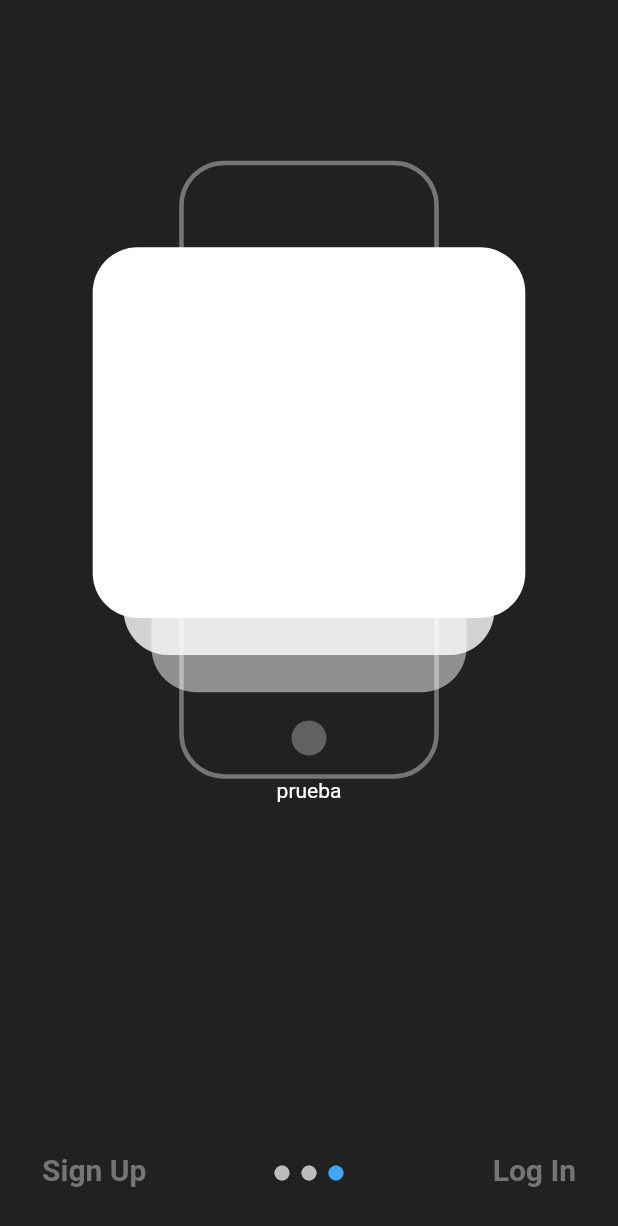
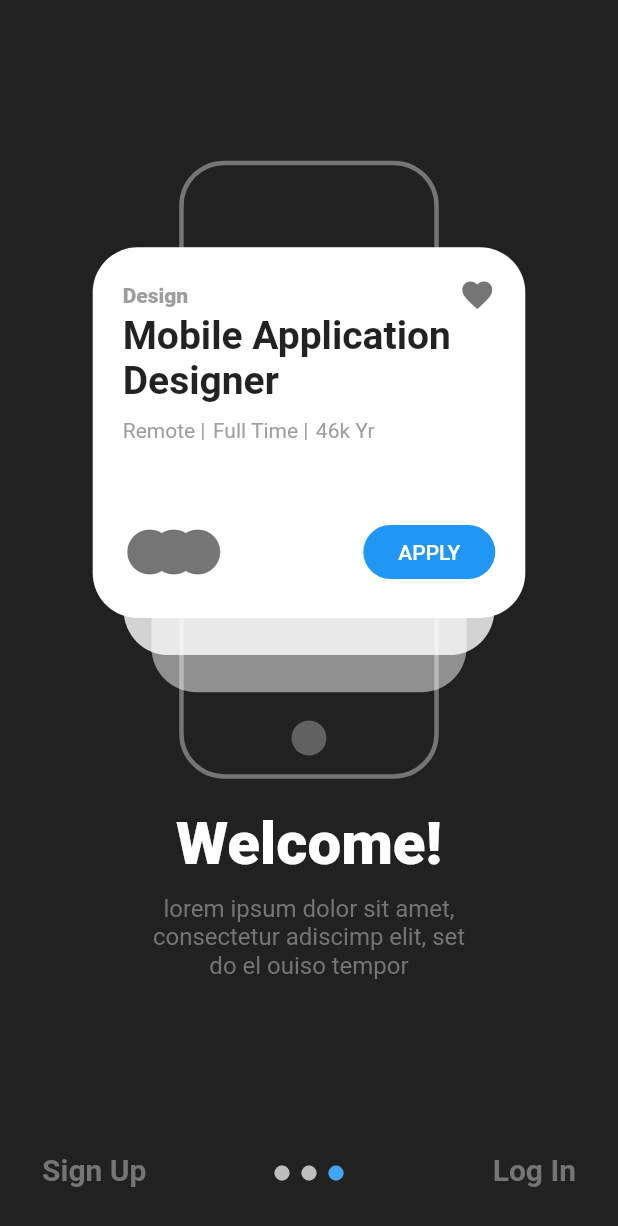
Before and after one commit to gusadolfo123/practica_1, a Flutter app: the LoginPage screen opened by its route, swiped to page 3, on a phone screen of 412 x 824 dp. Shown: the top 1226 px of the screen. Run offline on Flutter 3.47's test engine with Material 2 defaults, Android fonts, the phone set to English and light mode, and no system bars.

Commit message:
finish second page

```diff
--- a/lib/pages/page_2.dart
+++ b/lib/pages/page_2.dart
@@ -1,13 +1,6 @@
 import 'package:flutter/material.dart';
 
-class Page2 extends StatefulWidget {
-  const Page2({Key key}) : super(key: key);
-
-  @override
-  _Page2State createState() => _Page2State();
-}
-
-class _Page2State extends State<Page2> {
+class Page2 extends StatelessWidget {
   @override
   Widget build(BuildContext context) {
     final size = MediaQuery.of(context).size;
@@ -73,12 +66,128 @@ class _Page2State extends State<Page2> {
                     left: size.width * 0.15,
                     right: size.width * 0.15,
                   ),
+                  child: Container(
+                    padding: EdgeInsets.all(20),
+                    child: Column(
+                      children: [
+                        Row(
+                          mainAxisAlignment: MainAxisAlignment.spaceBetween,
+                          children: [
+                            Text(
+                              "Design",
+                              style: TextStyle(
+                                  color: Colors.grey[500],
+                                  fontWeight: FontWeight.w900),
+                            ),
+                            Icon(Icons.favorite, color: Colors.grey[600]),
+                          ],
+                        ),
+                        Text(
+                          "Mobile Application Designer",
+                          style: TextStyle(
+                              fontSize: 26, fontWeight: FontWeight.bold),
+                        ),
+                        SizedBox(height: 10),
+                        Row(
+                          children: [
+                            Text(
+                              "Remote |",
+                              style: TextStyle(color: Colors.grey[500]),
+                            ),
+                            SizedBox(
+                              width: 5,
+                            ),
+                            Text(
+                              "Full Time |",
+                              style: TextStyle(color: Colors.grey[500]),
+                            ),
+                            SizedBox(width: 5),
+                            Text(
+                              "46k Yr",
+                              style: TextStyle(color: Colors.grey[500]),
+                            ),
+                          ],
+                        ),
+                        Expanded(child: Container()),
+                        Row(
+                          children: [
+                            Expanded(
+                              child: Stack(
+                                children: [
+                                  Positioned(
+                                    child: Icon(
+                                      Icons.circle,
+                                      size: 36,
+                                      color: Colors.grey[600],
+                                    ),
+                                  ),
+                                  Positioned(
+                                    child: Icon(
+                                      Icons.circle,
+                                      size: 36,
+                                      color: Colors.grey[600],
+                                    ),
+                                    left: 16,
+                                  ),
+                                  Positioned(
+                                    child: Icon(
+                                      Icons.circle,
+                                      size: 36,
+                                      color: Colors.grey[600],
+                                    ),
+                                    left: 32,
+                                  ),
+                                ],
+                              ),
+                            ),
+                            FlatButton(
+                              color: Colors.blue,
+                              shape: RoundedRectangleBorder(
+                                borderRadius: BorderRadius.all(
+                                  Radius.circular(20),
+                                ),
+                              ),
+                              onPressed: () {},
+                              child: Text(
+                                "APPLY",
+                                style: TextStyle(color: Colors.white),
+                              ),
+                            ),
+                          ],
+                        ),
+                      ],
+                    ),
+                  ),
                 ),
               ],
             ),
-            Text(
-              "prueba",
-              style: TextStyle(color: Colors.white),
+            Container(
+              margin: EdgeInsets.symmetric(vertical: 20),
+              child: Column(
+                mainAxisAlignment: MainAxisAlignment.center,
+                crossAxisAlignment: CrossAxisAlignment.center,
+                children: [
+                  Text(
+                    "Welcome!",
+                    style: TextStyle(
+                        fontSize: 40,
+                        fontWeight: FontWeight.w900,
+                        color: Colors.white),
+                  ),
+                  SizedBox(height: 10),
+                  Container(
+                    width: 220,
+                    child: Text(
+                      "lorem ipsum dolor sit amet, consectetur adiscimp elit, set do el ouiso tempor",
+                      textAlign: TextAlign.center,
+                      style: TextStyle(
+                          fontSize: 16,
+                          color: Colors.grey[600],
+                          fontWeight: FontWeight.w400),
+                    ),
+                  ),
+                ],
+              ),
             ),
           ],
         ),
```
